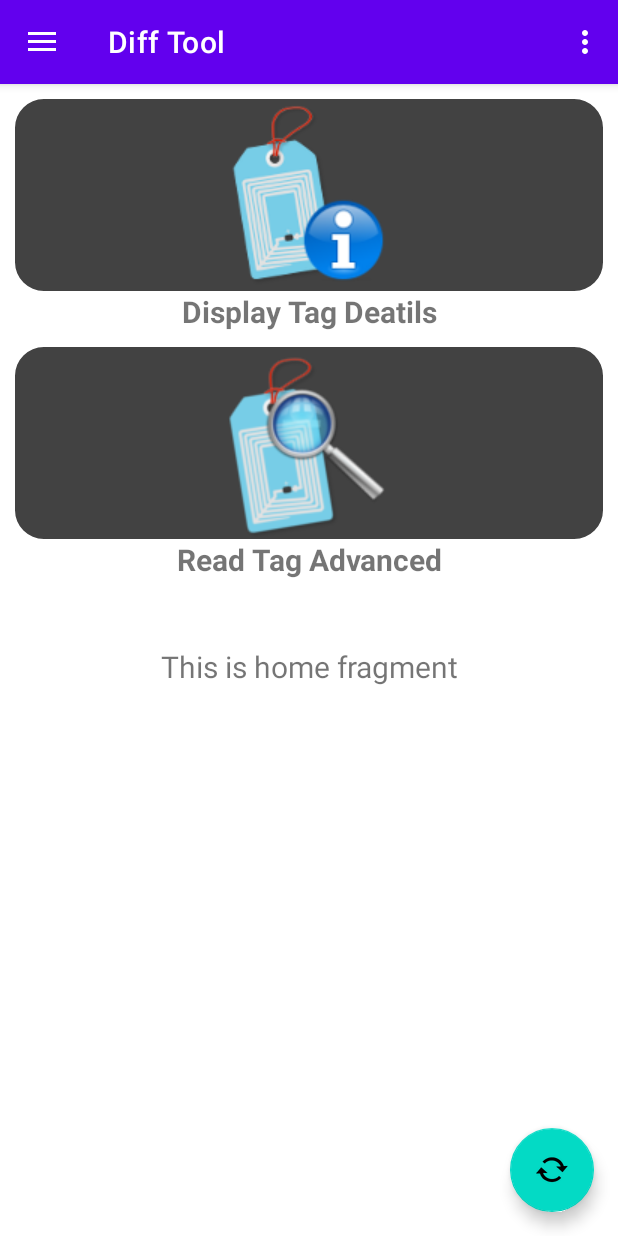
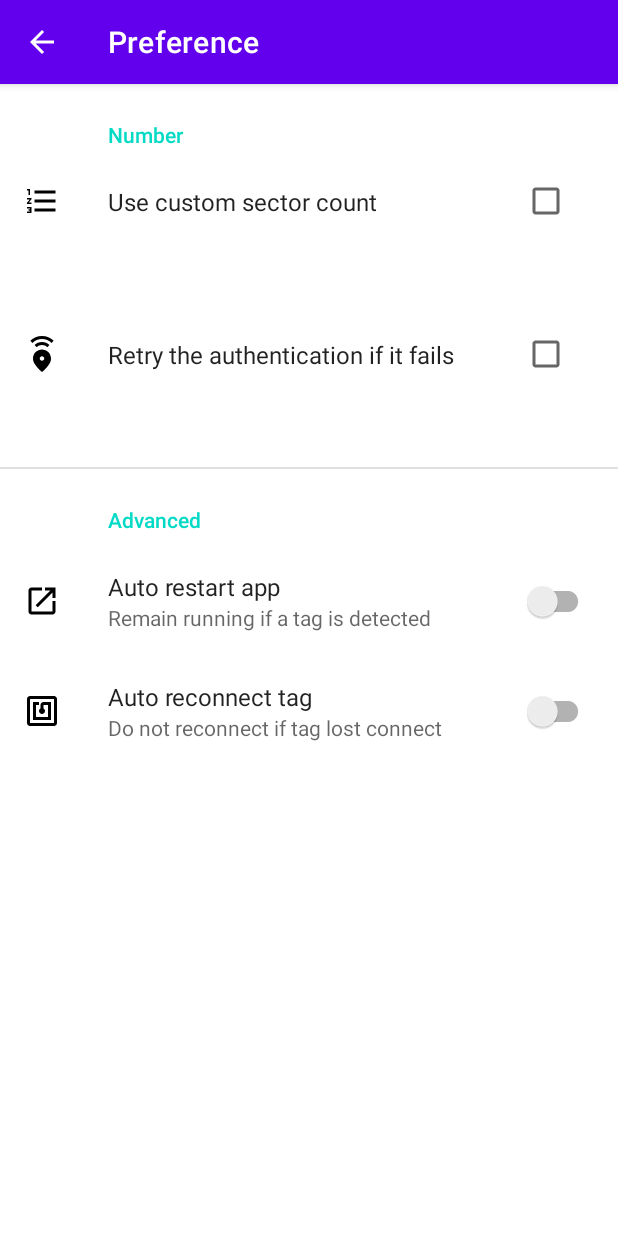
Before and after one commit to Albresky/MFC-Tool-X, an Android app: the screen it shows after launch (MainActivity before the commit, SettingsActivity after it), in the options menu, after a tap on "Settings", on a phone screen of 412 x 824 dp. Run offline under Robolectric (Android 15) with nearby library versions, the phone set to English and light mode, and no system bars; our stand-ins replace androidx.preference, navigation-ui.

Commit message:
add Settings layout.

```diff
--- a/app/build.gradle
+++ b/app/build.gradle
@@ -37,6 +37,7 @@ dependencies {
     implementation 'androidx.constraintlayout:constraintlayout:2.1.4'
     implementation 'androidx.navigation:navigation-fragment:2.5.3'
     implementation 'androidx.navigation:navigation-ui:2.5.3'
+    implementation 'androidx.preference:preference:1.2.0'
     testImplementation 'junit:junit:4.13.2'
     androidTestImplementation 'androidx.test.ext:junit:1.1.5'
     androidTestImplementation 'androidx.test.espresso:espresso-core:3.5.1'
--- a/app/src/main/AndroidManifest.xml
+++ b/app/src/main/AndroidManifest.xml
@@ -24,6 +24,11 @@
                 <category android:name="android.intent.category.LAUNCHER" />
             </intent-filter>
         </activity>
+
+        <activity android:name=".ui.SettingsActivity"
+            android:exported="false"
+            android:label="@string/menu_preferences"
+            />
     </application>
 
 </manifest>
--- a/app/src/main/java/cn/albresky/mifareclassictoolx/MainActivity.java
+++ b/app/src/main/java/cn/albresky/mifareclassictoolx/MainActivity.java
@@ -1,12 +1,15 @@
 package cn.albresky.mifareclassictoolx;
 
+import android.content.Intent;
 import android.os.Bundle;
+import android.view.MenuItem;
 import android.view.View;
 import android.view.Menu;
 
 import com.google.android.material.snackbar.Snackbar;
 import com.google.android.material.navigation.NavigationView;
 
+import androidx.annotation.NonNull;
 import androidx.navigation.NavController;
 import androidx.navigation.Navigation;
 import androidx.navigation.ui.AppBarConfiguration;
@@ -15,6 +18,7 @@ import androidx.drawerlayout.widget.DrawerLayout;
 import androidx.appcompat.app.AppCompatActivity;
 
 import cn.albresky.mifareclassictoolx.databinding.ActivityMainBinding;
+import cn.albresky.mifareclassictoolx.ui.SettingsActivity;
 
 public class MainActivity extends AppCompatActivity {
 
@@ -41,7 +45,11 @@ public class MainActivity extends AppCompatActivity {
         // Passing each menu ID as a set of Ids because each
         // menu should be considered as top level destinations.
         mAppBarConfiguration = new AppBarConfiguration.Builder(
-                R.id.nav_diff_tool, R.id.nav_edit_dumps, R.id.nav_bcc_calcu_tool)
+                R.id.nav_home,
+                R.id.nav_diff_tool,
+                R.id.nav_edit_dumps,
+                R.id.nav_bcc_calcu_tool,
+                R.id.nav_settings)
                 .setOpenableLayout(drawer)
                 .build();
         NavController navController = Navigation.findNavController(this, R.id.nav_host_fragment_content_main);
@@ -57,6 +65,22 @@ public class MainActivity extends AppCompatActivity {
     }
 
     @Override
+    public boolean onOptionsItemSelected(@NonNull MenuItem item) {
+        // Handle item selection.
+        super.onOptionsItemSelected(item);
+        int id = item.getItemId();
+        switch (id) {
+            case R.id.menu_settings:
+                Intent intent = new Intent(this, SettingsActivity.class);
+                startActivity(intent);
+                break;
+            default:
+                return false;
+        }
+        return true;
+    }
+
+    @Override
     public boolean onSupportNavigateUp() {
         NavController navController = Navigation.findNavController(this, R.id.nav_host_fragment_content_main);
         return NavigationUI.navigateUp(navController, mAppBarConfiguration)
--- /dev/null
+++ b/app/src/main/java/cn/albresky/mifareclassictoolx/ui/SettingsActivity.java
@@ -0,0 +1,39 @@
+package cn.albresky.mifareclassictoolx.ui;
+
+import android.os.Bundle;
+
+import androidx.appcompat.app.ActionBar;
+import androidx.appcompat.app.AppCompatActivity;
+import androidx.preference.PreferenceFragmentCompat;
+
+import cn.albresky.mifareclassictoolx.R;
+
+public class SettingsActivity extends AppCompatActivity {
+    @Override
+    protected void onCreate(Bundle savedInstanceState) {
+        super.onCreate(savedInstanceState);
+        setContentView(R.layout.activity_settings);
+        if (savedInstanceState == null) {
+            getSupportFragmentManager()
+                    .beginTransaction()
+                    .replace(R.id.settings, new SettingsFragment())
+                    .commit();
+        }
+        ActionBar actionBar = getSupportActionBar();
+        if (actionBar != null) {
+            actionBar.setDisplayHomeAsUpEnabled(true);
+        }
+
+
+    }
+
+    void init() {
+    }
+
+    public static class SettingsFragment extends PreferenceFragmentCompat {
+        @Override
+        public void onCreatePreferences(Bundle savedInstanceState, String rootKey) {
+            setPreferencesFromResource(R.xml.root_preferences, rootKey);
+        }
+    }
+}
--- a/app/src/main/java/cn/albresky/mifareclassictoolx/ui/home/HomeFragment.java
+++ b/app/src/main/java/cn/albresky/mifareclassictoolx/ui/home/HomeFragment.java
@@ -4,7 +4,6 @@ import android.os.Bundle;
 import android.view.LayoutInflater;
 import android.view.View;
 import android.view.ViewGroup;
-import android.widget.TextView;
 
 import androidx.annotation.NonNull;
 import androidx.fragment.app.Fragment;
@@ -24,8 +23,6 @@ public class HomeFragment extends Fragment {
         binding = FragmentHomeBinding.inflate(inflater, container, false);
         View root = binding.getRoot();
 
-        final TextView textView = binding.textHome;
-        homeViewModel.getText().observe(getViewLifecycleOwner(), textView::setText);
         return root;
     }
 
--- /dev/null
+++ b/app/src/main/res/drawable/ic_baseline_auto_reconnect_tag.xml
@@ -0,0 +1,5 @@
+<vector android:height="24dp" android:tint="#000000"
+    android:viewportHeight="24" android:viewportWidth="24"
+    android:width="24dp" xmlns:android="http://schemas.android.com/apk/res/android">
+    <path android:fillColor="@android:color/white" android:pathData="M20,2L4,2c-1.1,0 -2,0.9 -2,2v16c0,1.1 0.9,2 2,2h16c1.1,0 2,-0.9 2,-2L22,4c0,-1.1 -0.9,-2 -2,-2zM20,20L4,20L4,4h16v16zM18,6h-5c-1.1,0 -2,0.9 -2,2v2.28c-0.6,0.35 -1,0.98 -1,1.72 0,1.1 0.9,2 2,2s2,-0.9 2,-2c0,-0.74 -0.4,-1.38 -1,-1.72L13,8h3v8L8,16L8,8h2L10,6L6,6v12h12L18,6z"/>
+</vector>
--- /dev/null
+++ b/app/src/main/res/drawable/ic_baseline_auto_restart_app.xml
@@ -0,0 +1,5 @@
+<vector android:autoMirrored="true" android:height="24dp"
+    android:tint="#000000" android:viewportHeight="24"
+    android:viewportWidth="24" android:width="24dp" xmlns:android="http://schemas.android.com/apk/res/android">
+    <path android:fillColor="@android:color/white" android:pathData="M19,19H5V5h7V3H5c-1.11,0 -2,0.9 -2,2v14c0,1.1 0.89,2 2,2h14c1.1,0 2,-0.9 2,-2v-7h-2v7zM14,3v2h3.59l-9.83,9.83 1.41,1.41L19,6.41V10h2V3h-7z"/>
+</vector>
--- /dev/null
+++ b/app/src/main/res/drawable/ic_baseline_retry_auth.xml
@@ -0,0 +1,5 @@
+<vector android:height="24dp" android:tint="#000000"
+    android:viewportHeight="24" android:viewportWidth="24"
+    android:width="24dp" xmlns:android="http://schemas.android.com/apk/res/android">
+    <path android:fillColor="@android:color/white" android:pathData="M12,9c-3.15,0 -6,2.41 -6,6.15c0,2.49 2,5.44 6,8.85c4,-3.41 6,-6.36 6,-8.85C18,11.41 15.15,9 12,9zM12,16.5c-0.83,0 -1.5,-0.67 -1.5,-1.5s0.67,-1.5 1.5,-1.5s1.5,0.67 1.5,1.5S12.83,16.5 12,16.5zM12,4c1.93,0 3.68,0.78 4.95,2.05l-1.41,1.41C14.63,6.56 13.38,6 12,6S9.37,6.56 8.46,7.46L7.05,6.05C8.32,4.78 10.07,4 12,4zM19.78,3.23l-1.41,1.41C16.74,3.01 14.49,2 12.01,2S7.27,3.01 5.64,4.63L4.22,3.22C6.22,1.23 8.97,0 12.01,0S17.79,1.23 19.78,3.23z"/>
+</vector>
--- /dev/null
+++ b/app/src/main/res/drawable/ic_baseline_sector_count.xml
@@ -0,0 +1,5 @@
+<vector android:height="24dp" android:tint="#000000"
+    android:viewportHeight="24" android:viewportWidth="24"
+    android:width="24dp" xmlns:android="http://schemas.android.com/apk/res/android">
+    <path android:fillColor="@android:color/white" android:pathData="M2,17h2v0.5L3,17.5v1h1v0.5L2,19v1h3v-4L2,16v1zM3,8h1L4,4L2,4v1h1v3zM2,11h1.8L2,13.1v0.9h3v-1L3.2,13L5,10.9L5,10L2,10v1zM7,5v2h14L21,5L7,5zM7,19h14v-2L7,17v2zM7,13h14v-2L7,11v2z"/>
+</vector>
--- /dev/null
+++ b/app/src/main/res/layout/activity_settings.xml
@@ -0,0 +1,9 @@
+<LinearLayout xmlns:android="http://schemas.android.com/apk/res/android"
+    android:layout_width="match_parent"
+    android:layout_height="match_parent">
+
+    <FrameLayout
+        android:id="@+id/settings"
+        android:layout_width="match_parent"
+        android:layout_height="match_parent" />
+</LinearLayout>
--- a/app/src/main/res/layout/fragment_home.xml
+++ b/app/src/main/res/layout/fragment_home.xml
@@ -7,66 +7,44 @@
     android:padding="10dp"
     tools:context=".ui.home.HomeFragment">
 
-    <LinearLayout
-        android:id="@+id/layout_tag_detail"
-        android:orientation="vertical"
-        app:layout_constraintTop_toTopOf="parent"
+    <com.google.android.material.imageview.ShapeableImageView
+        android:id="@+id/imageView_read_tag"
         android:layout_width="match_parent"
-        android:layout_height="wrap_content">
-        <com.google.android.material.imageview.ShapeableImageView
-
-            android:layout_width="match_parent"
+        android:layout_height="wrap_content"
         android:background="@color/cardview_dark_background"
         android:scaleType="fitCenter"
+        android:src="@drawable/tag_info"
+        app:layout_constraintTop_toTopOf="parent"
+        app:shapeAppearanceOverlay="@style/roundImageStyle"/>
+
+    <TextView
+        android:layout_width="match_parent"
         android:layout_height="wrap_content"
-            app:shapeAppearanceOverlay="@style/roundImageStyle"
-            android:src="@drawable/tag_info">
-        </com.google.android.material.imageview.ShapeableImageView>
-        <TextView
+        android:gravity="center"
         android:text="@string/display_tag_deatils"
+        android:textSize="20sp"
         android:textStyle="bold"
-            android:textSize="20sp"
-            android:gravity="center"
+        app:layout_constraintTop_toBottomOf="@+id/imageView_read_tag" />
+
+
+    <com.google.android.material.imageview.ShapeableImageView
+        android:id="@+id/imageView_display_tag"
         android:layout_width="match_parent"
-            android:layout_height="wrap_content"/>
-    </LinearLayout>
-
-    <LinearLayout
-        android:layout_marginTop="10dp"
-        android:orientation="vertical"
-        app:layout_constraintTop_toBottomOf="@+id/layout_tag_detail"
-        android:layout_width="match_parent"
-        android:layout_height="wrap_content">
-        <com.google.android.material.imageview.ShapeableImageView
-            android:layout_width="match_parent"
+        android:layout_height="wrap_content"
         android:background="@color/cardview_dark_background"
         android:scaleType="fitCenter"
-            android:layout_height="wrap_content"
-            app:shapeAppearanceOverlay="@style/roundImageStyle"
-            android:src="@drawable/read_tag">
-        </com.google.android.material.imageview.ShapeableImageView>
-        <TextView
-            android:text="@string/read_tag_advanced"
-            android:textStyle="bold"
-            android:textSize="20sp"
-            android:gravity="center"
-            android:layout_width="match_parent"
-            android:layout_height="wrap_content"/>
-    </LinearLayout>
-
+        android:layout_marginTop="40dp"
+        android:src="@drawable/read_tag"
+        app:layout_constraintTop_toBottomOf="@+id/imageView_read_tag"
+        app:shapeAppearanceOverlay="@style/roundImageStyle"/>
 
     <TextView
-        android:id="@+id/text_home"
-        android:text="home"
         android:layout_width="match_parent"
         android:layout_height="wrap_content"
-        android:layout_marginStart="8dp"
-        android:layout_marginTop="8dp"
-        android:layout_marginEnd="8dp"
-        android:textAlignment="center"
+        android:gravity="center"
+        android:text="@string/read_tag_advanced"
         android:textSize="20sp"
-        app:layout_constraintBottom_toBottomOf="parent"
-        app:layout_constraintEnd_toEndOf="parent"
-        app:layout_constraintStart_toStartOf="parent"
-        app:layout_constraintTop_toTopOf="parent" />
+        android:textStyle="bold"
+        app:layout_constraintTop_toBottomOf="@+id/imageView_display_tag" />
+
 </androidx.constraintlayout.widget.ConstraintLayout>
--- a/app/src/main/res/menu/main.xml
+++ b/app/src/main/res/menu/main.xml
@@ -2,7 +2,7 @@
 <menu xmlns:android="http://schemas.android.com/apk/res/android"
     xmlns:app="http://schemas.android.com/apk/res-auto">
     <item
-        android:id="@+id/action_settings"
+        android:id="@+id/menu_settings"
         android:orderInCategory="100"
         android:title="@string/action_settings"
         app:showAsAction="never" />
--- a/app/src/main/res/navigation/mobile_navigation.xml
+++ b/app/src/main/res/navigation/mobile_navigation.xml
@@ -3,23 +3,11 @@
     xmlns:app="http://schemas.android.com/apk/res-auto"
     xmlns:tools="http://schemas.android.com/tools"
     android:id="@+id/mobile_navigation"
-    app:startDestination="@+id/nav_diff_tool">
+    app:startDestination="@+id/nav_home">
 
     <fragment
-        android:id="@+id/nav_diff_tool"
+        android:id="@+id/nav_home"
         android:name="cn.albresky.mifareclassictoolx.ui.home.HomeFragment"
-        android:label="@string/menu_t_diff"
+        android:label="@string/menu_home"
         tools:layout="@layout/fragment_home" />
-
-    <fragment
-        android:id="@+id/nav_edit_dumps"
-        android:name="cn.albresky.mifareclassictoolx.ui.gallery.GalleryFragment"
-        android:label="@string/menu_t_edit_dumps"
-        tools:layout="@layout/fragment_gallery" />
-
-    <fragment
-        android:id="@+id/nav_bcc_calcu_tool"
-        android:name="cn.albresky.mifareclassictoolx.ui.slideshow.SlideshowFragment"
-        android:label="@string/menu_t_bcc_calcu"
-        tools:layout="@layout/fragment_slideshow" />
 </navigation>
--- a/app/src/main/res/values/strings.xml
+++ b/app/src/main/res/values/strings.xml
@@ -21,4 +21,15 @@
     <!-- Home Fragment -->
     <string name="read_tag_advanced">Read Tag Advanced</string>
     <string name="display_tag_deatils">Display Tag Deatils</string>
+    <string name="pref_number_header">Number</string>
+    <string name="custom_sector_count">Use custom sector count</string>
+    <string name="retry_auth_if_fail">Retry the authentication if it fails</string>
+    <string name="pref_advanced">Advanced</string>
+    <string name="autorestart">Auto restart app</string>
+    <string name="autorestart_summary_off">Remain running if a tag is detected</string>
+    <string name="autorestart_summary_on">Restart app if a tag is detected</string>
+    <string name="autoreconnect">Auto reconnect tag</string>
+    <string name="autoreconnect_summary_off">Do not reconnect if tag lost connect</string>
+    <string name="autoreconnect_summary_on">Reconnect tag if it gets lost</string>
+    <string name="menu_preferences">Preference</string>
 </resources>
--- /dev/null
+++ b/app/src/main/res/xml/root_preferences.xml
@@ -0,0 +1,51 @@
+<androidx.preference.PreferenceScreen
+    xmlns:app="http://schemas.android.com/apk/res-auto">
+    <PreferenceCategory app:title="@string/pref_number_header">
+
+        <CheckBoxPreference
+            app:icon="@drawable/ic_baseline_sector_count"
+            app:key="cb_sectorCount"
+            app:title="@string/custom_sector_count"
+            app:useSimpleSummaryProvider="true" />
+
+        <EditTextPreference
+            app:enableCopying="false"
+            app:enabled="false"
+            app:key="edit_sectorCount"
+            app:defaultValue="16" />
+        <CheckBoxPreference
+            app:icon="@drawable/ic_baseline_retry_auth"
+            app:key="cb_retry_auth"
+            app:title="@string/retry_auth_if_fail"
+            app:useSimpleSummaryProvider="true" />
+
+        <EditTextPreference
+            app:enableCopying="false"
+            app:enabled="false"
+            app:key="edit_sectorCount"
+            app:defaultValue="1" />
+
+
+    </PreferenceCategory>
+
+    <PreferenceCategory app:title="@string/pref_advanced"
+
+        >
+
+        <SwitchPreferenceCompat
+            app:icon="@drawable/ic_baseline_auto_restart_app"
+            app:key="autorestart"
+            app:title="@string/autorestart"
+            app:summaryOff="@string/autorestart_summary_off"
+            app:summaryOn="@string/autorestart_summary_on" />
+
+        <SwitchPreferenceCompat
+            app:icon="@drawable/ic_baseline_auto_reconnect_tag"
+            app:key="autoreconnect"
+            app:title="@string/autoreconnect"
+            app:summaryOff="@string/autoreconnect_summary_off"
+            app:summaryOn="@string/autoreconnect_summary_on" />
+
+    </PreferenceCategory>
+
+</androidx.preference.PreferenceScreen>
```
Lines whose indentation alone changed are shown as unchanged.
